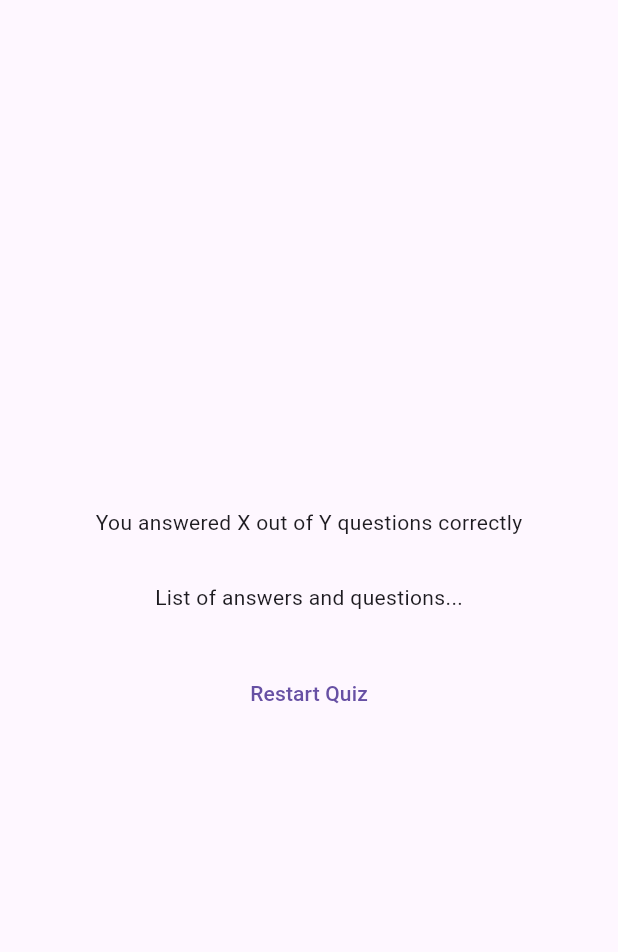
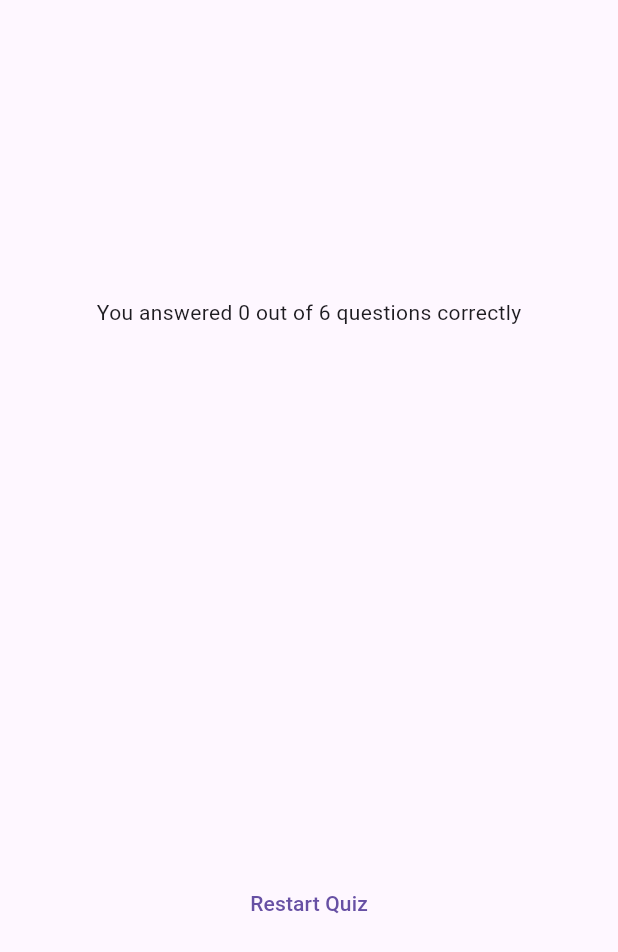
Before and after one commit to utkarsh684/QuizApp, a Flutter app: the ResultScreen widget shown alone on an empty page, opened directly with empty values, on a phone screen of 412 x 824 dp. Shown: the top 952 px of the screen. Run offline on Flutter 3.47's test engine with Material 3 defaults, Android fonts, the phone set to English and light mode, and no system bars; our stand-ins replace google_fonts.

Commit message:
app completed

```diff
--- a/lib/result_screen.dart
+++ b/lib/result_screen.dart
@@ -1,10 +1,12 @@
 import 'package:flutter/material.dart';
 import 'package:quiz_app/data/questions.dart';
+import 'package:quiz_app/questions_summary.dart';
 
 class ResultScreen extends StatelessWidget {
-  const ResultScreen(this.choosenAnswer,{super.key});
+  const ResultScreen(this.choosenAnswer,this.onRestart,{super.key});
 
   final List<String> choosenAnswer;
+  final void Function() onRestart;
 
   List<Map<String,Object>> getSummaryData() {
     final List<Map<String,Object>> summary=[];
@@ -24,6 +26,12 @@ class ResultScreen extends StatelessWidget {
 
   @override
   Widget build(BuildContext context) {
+    final summaryData=getSummaryData();
+    int totalQuestions=questions.length;
+    int correctQuestions=summaryData.where((data){
+      return data['user_answer'] == data['correct_answer'];
+    }).length;
+
     return SizedBox(
       width: double.infinity,
       child: Container(
@@ -31,15 +39,15 @@ class ResultScreen extends StatelessWidget {
         child: Column(
           mainAxisAlignment: MainAxisAlignment.center,
           children: [
-            Text('You answered X out of Y questions correctly'),
+            Text('You answered ${correctQuestions} out of ${totalQuestions} questions correctly'),
             SizedBox(
               height: 30,
             ),
-            Text('List of answers and questions...'),
+            QuestionsSummary(getSummaryData()),
             SizedBox(
               height: 30,
             ),
-            TextButton(onPressed: (){}, child: Text('Restart Quiz'),),
+            TextButton(onPressed: onRestart, child: Text('Restart Quiz'),),
           ],
         ),
       ),
```
Also changed, not shown: lib/main.dart (+8 -2 lines), lib/questions_summary.dart (+30 -2 lines).
